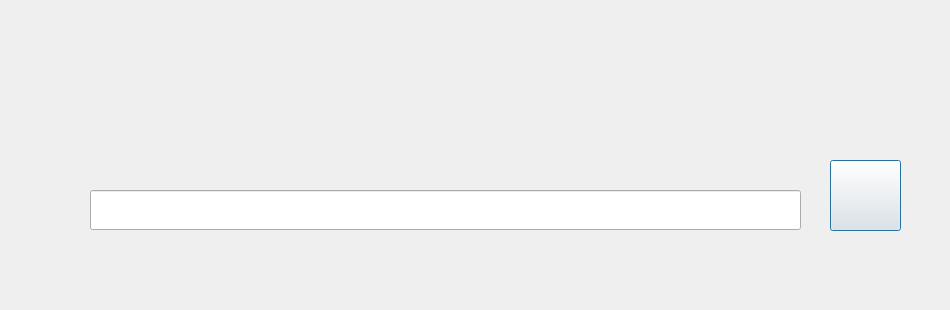
Above: borrarimagen.ui from sharingplay/Proyecto-3 before the change. Below: the same form after it.
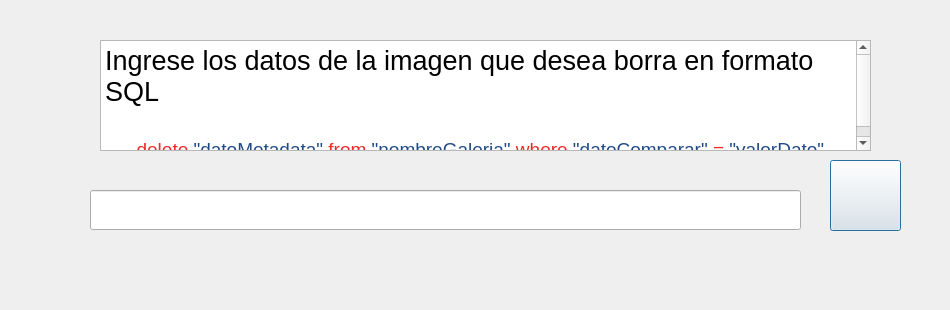
That is the form after the change. Icons and pictures are not drawn.

Commit message: actualizacion  interfaz

The edit to the form file:
```diff
--- a/borrarimagen.ui
+++ b/borrarimagen.ui
@@ -39,6 +39,25 @@
     <string/>
    </property>
   </widget>
+  <widget class="QTextBrowser" name="textBrowser">
+   <property name="geometry">
+    <rect>
+     <x>100</x>
+     <y>40</y>
+     <width>771</width>
+     <height>111</height>
+    </rect>
+   </property>
+   <property name="html">
+    <string>&lt;!DOCTYPE HTML PUBLIC &quot;-//W3C//DTD HTML 4.0//EN&quot; &quot;http://www.w3.org/TR/REC-html40/strict.dtd&quot;&gt;
+&lt;html&gt;&lt;head&gt;&lt;meta name=&quot;qrichtext&quot; content=&quot;1&quot; /&gt;&lt;style type=&quot;text/css&quot;&gt;
+p, li { white-space: pre-wrap; }
+&lt;/style&gt;&lt;/head&gt;&lt;body style=&quot; font-family:'Cantarell'; font-size:11pt; font-weight:400; font-style:normal;&quot;&gt;
+&lt;p style=&quot; margin-top:0px; margin-bottom:0px; margin-left:0px; margin-right:0px; -qt-block-indent:0; text-indent:0px;&quot;&gt;&lt;span style=&quot; font-size:20pt;&quot;&gt;Ingrese los datos de la imagen que desea borra en formato SQL&lt;/span&gt;&lt;/p&gt;
+&lt;p style=&quot;-qt-paragraph-type:empty; margin-top:0px; margin-bottom:0px; margin-left:0px; margin-right:0px; -qt-block-indent:0; text-indent:0px; font-size:20pt;&quot;&gt;&lt;br /&gt;&lt;/p&gt;
+&lt;p style=&quot; margin-top:0px; margin-bottom:0px; margin-left:0px; margin-right:0px; -qt-block-indent:0; text-indent:0px;&quot;&gt;&lt;span style=&quot; font-size:14pt;&quot;&gt;      &lt;/span&gt;&lt;span style=&quot; font-size:14pt; color:#ef2929;&quot;&gt;delete&lt;/span&gt;&lt;span style=&quot; font-size:14pt;&quot;&gt; &lt;/span&gt;&lt;span style=&quot; font-size:14pt; color:#204a87;&quot;&gt;&amp;quot;datoMetadata&amp;quot;&lt;/span&gt;&lt;span style=&quot; font-size:14pt;&quot;&gt; &lt;/span&gt;&lt;span style=&quot; font-size:14pt; color:#ef2929;&quot;&gt;from&lt;/span&gt;&lt;span style=&quot; font-size:14pt;&quot;&gt; &lt;/span&gt;&lt;span style=&quot; font-size:14pt; color:#204a87;&quot;&gt;&amp;quot;nombreGaleria&amp;quot;&lt;/span&gt;&lt;span style=&quot; font-size:14pt;&quot;&gt; &lt;/span&gt;&lt;span style=&quot; font-size:14pt; color:#ef2929;&quot;&gt;where&lt;/span&gt;&lt;span style=&quot; font-size:14pt;&quot;&gt; &lt;/span&gt;&lt;span style=&quot; font-size:14pt; color:#204a87;&quot;&gt;&amp;quot;datoComparar&amp;quot;&lt;/span&gt;&lt;span style=&quot; font-size:14pt;&quot;&gt; &lt;/span&gt;&lt;span style=&quot; font-size:14pt; color:#ef2929;&quot;&gt;=&lt;/span&gt;&lt;span style=&quot; font-size:14pt;&quot;&gt; &lt;/span&gt;&lt;span style=&quot; font-size:14pt; color:#204a87;&quot;&gt;&amp;quot;valorDato&amp;quot;&lt;/span&gt;&lt;/p&gt;&lt;/body&gt;&lt;/html&gt;</string>
+   </property>
+  </widget>
  </widget>
  <resources/>
  <connections/>
```
The commit also changes 4 other files.
